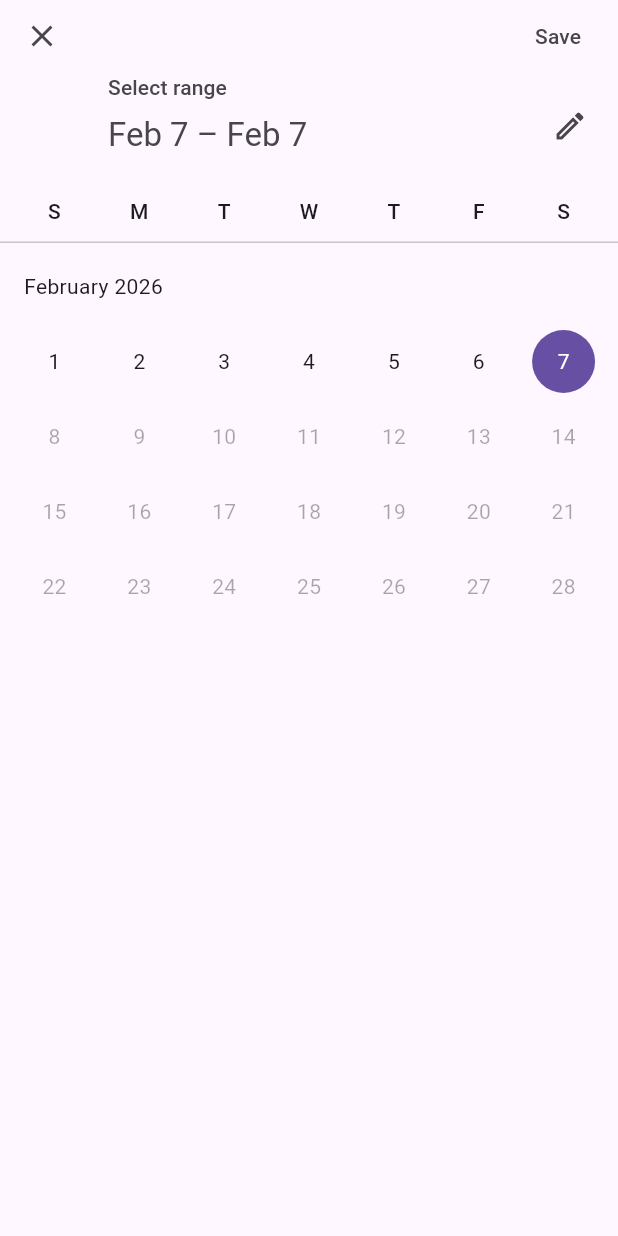
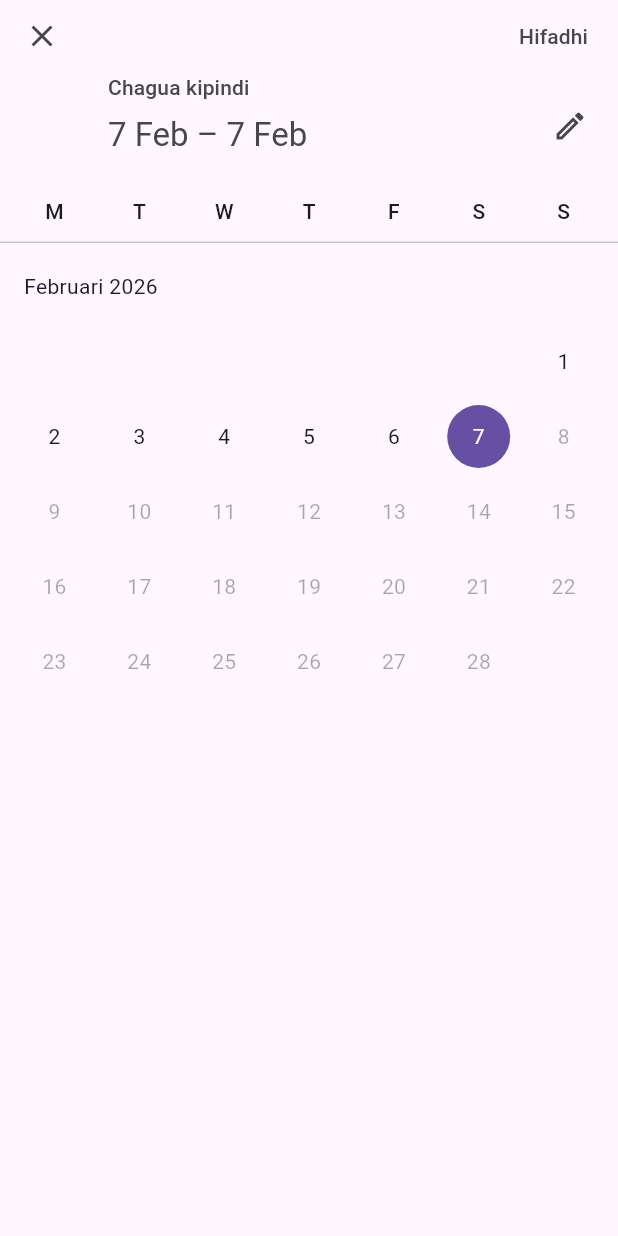
Before and after one commit to TheOnly1ben/dukakiganjani_app, a Flutter app: the EmployeeSalesPage screen opened directly with empty values, after a tap on "Maalum", on a phone screen of 412 x 824 dp. Run offline on Flutter 3.47's test engine with Material 3 defaults, Android fonts, the phone set to English and light mode, and no system bars; our stand-ins replace cached_network_image, connectivity_plus, easy_localization, flutter_dotenv, flutter_local_notifications, image_picker and 6 more; accounts and stored records are empty.

Commit message:
Add Swahili localization to employee sales date picker

```diff
--- a/lib/pages/employee_sales.dart
+++ b/lib/pages/employee_sales.dart
@@ -72,6 +72,13 @@ class _EmployeeSalesPageState extends State<EmployeeSalesPage> {
       initialDateRange: _startDate != null && _endDate != null
           ? DateTimeRange(start: _startDate!, end: _endDate!)
           : null,
+      locale: const Locale('sw', 'TZ'),
+      helpText: 'Chagua kipindi',
+      cancelText: 'Ghairi',
+      confirmText: 'Sawa',
+      saveText: 'Hifadhi',
+      fieldStartLabelText: 'Tarehe ya kuanza',
+      fieldEndLabelText: 'Tarehe ya mwisho',
     );
 
     if (picked != null) {
```
